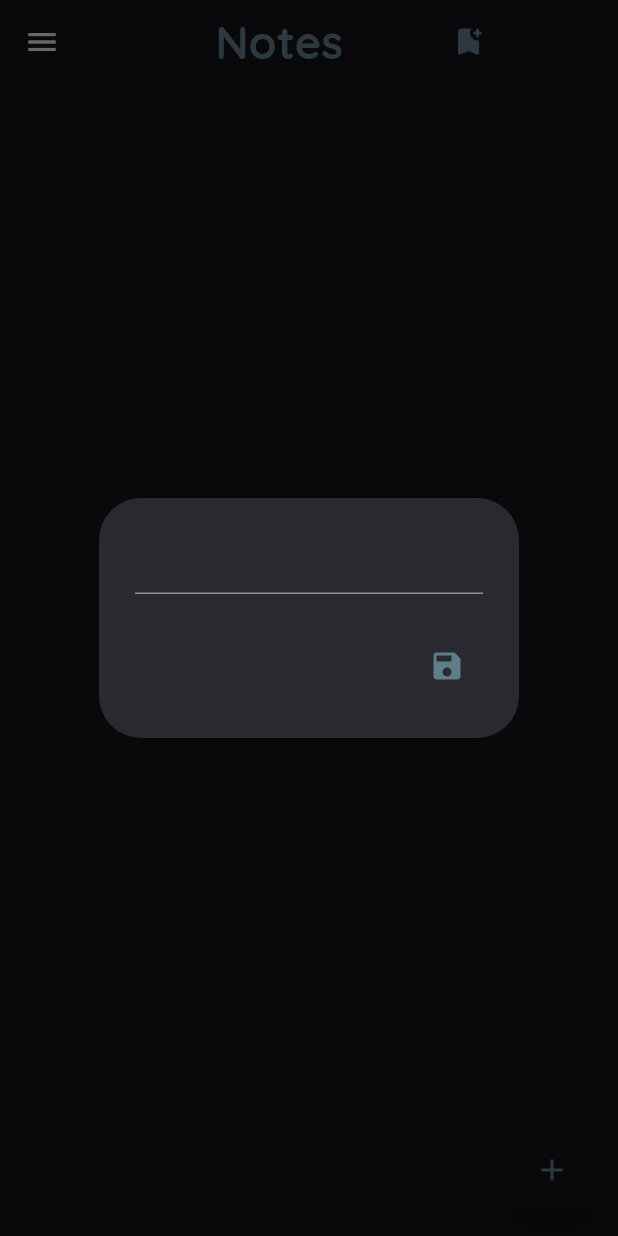
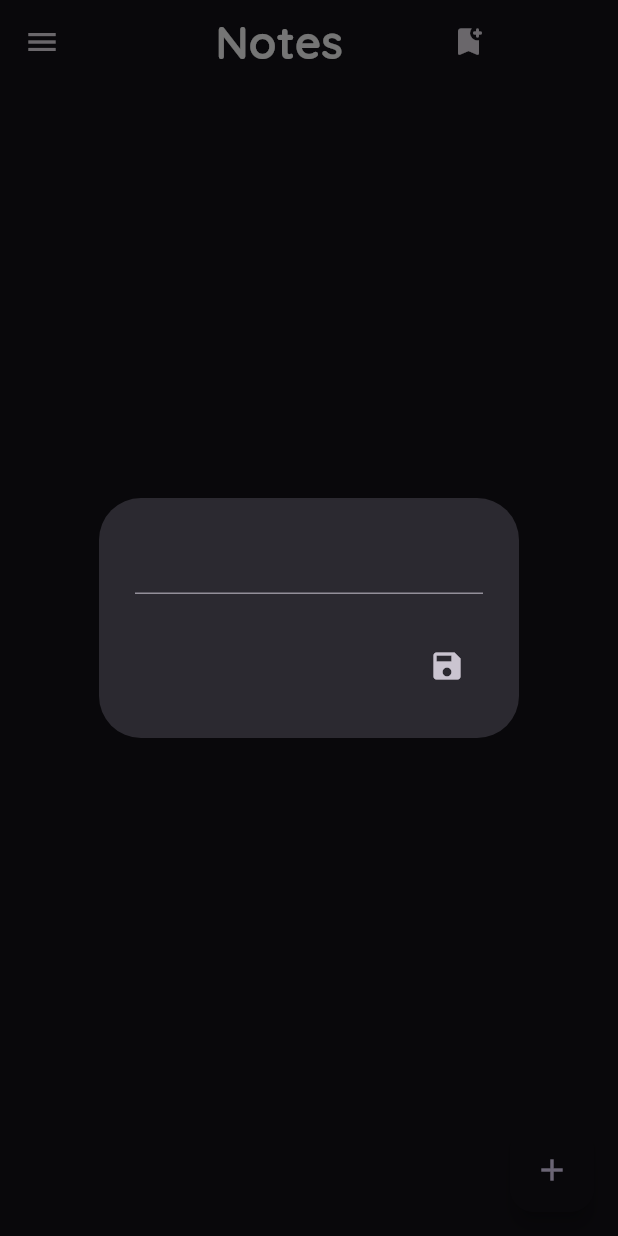
Before and after one commit to CovenantJunior/note_app, a Flutter app: the screen it shows after launch, after a tap on the "add" icon, on a phone screen of 412 x 824 dp. Run offline on Flutter 3.47's test engine with Material 3 defaults, Android fonts, the phone set to English and light mode, and no system bars; our stand-ins replace isar, share_plus; accounts and stored records are empty; generated files the repository leaves out were written again.

Commit message:
Take off Grey

```diff
--- a/lib/layouts/note_page.dart
+++ b/lib/layouts/note_page.dart
@@ -32,7 +32,7 @@ class _NotePageState extends State<NotePage> {
         actions: [
           IconButton(
             icon: const Icon(Icons.save),
-            color: Colors.blueGrey,
+            // color: Colors.blueGrey,
             onPressed: () {
               String text = textController.text;
               if (text.isNotEmpty) {
@@ -71,7 +71,7 @@ class _NotePageState extends State<NotePage> {
         actions: [
           IconButton(
             icon: const Icon(Icons.save),
-            color: Colors.blueGrey,
+            // color: Colors.blueGrey,
             onPressed: () {
               String text = textController.text;
               if (text.isNotEmpty) {
@@ -171,13 +171,13 @@ class _NotePageState extends State<NotePage> {
             Text("Notes"),
             Icon(
               Icons.bookmark_add_rounded,
-              color: Colors.blueGrey,
+              // color: Colors.blueGrey,
             ),
           ],
         ),
         titleTextStyle: const TextStyle(
           fontFamily: "Quicksand",
-          color: Colors.blueGrey,
+          // color: Colors.blueGrey,
           fontWeight: FontWeight.bold,
           fontSize: 30
         ),
@@ -216,7 +216,7 @@ class _NotePageState extends State<NotePage> {
                         },
                         icon: const Icon(
                           Icons.edit,
-                          color: Colors.blueGrey,
+                          // color: Colors.blueGrey,
                         ),
                       ),
                       IconButton(
@@ -225,7 +225,7 @@ class _NotePageState extends State<NotePage> {
                         },
                         icon: const Icon(
                           Icons.copy,
-                          color: Colors.blueGrey,
+                          // color: Colors.blueGrey,
                         ),
                       ),
                       IconButton(
@@ -234,7 +234,7 @@ class _NotePageState extends State<NotePage> {
                         },
                         icon: const Icon(
                           Icons.share,
-                          color: Colors.blueGrey,
+                          // color: Colors.blueGrey,
                         ),
                       ),
                       IconButton(
@@ -243,7 +243,7 @@ class _NotePageState extends State<NotePage> {
                         },
                         icon: const Icon(
                           Icons.delete,
-                          color: Colors.blueGrey,
+                          // color: Colors.blueGrey,
                         ),
                       ),
                     ],
@@ -256,7 +256,7 @@ class _NotePageState extends State<NotePage> {
       ) : const Center(child: Text(
           "No notes yet, tap the icon below to add",
           style: TextStyle(
-            color: Colors.blueGrey,
+            // color: Colors.blueGrey,
           ),
           )
         ),
@@ -266,7 +266,7 @@ class _NotePageState extends State<NotePage> {
         backgroundColor: Theme.of(context).colorScheme.background,
         child: const Icon(
           Icons.add,
-          color: Colors.blueGrey,
+          // color: Colors.blueGrey,
         ),
       ),
     );
```
